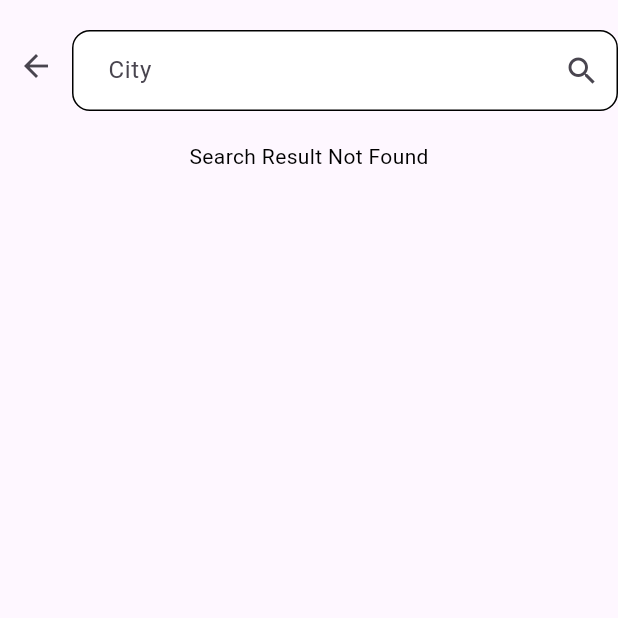
After one commit to AbdelazizMohamed-GitHub/Weatherly, a Flutter app: the SearchScreen screen opened directly, on a phone screen of 412 x 824 dp, the top half of it. The commit adds this screen. Run offline on Flutter 3.47's test engine with Material 3 defaults, Android fonts, the light colour scheme and no system bars; our stand-ins replace card_swiper, dio, flutter_bloc, flutter_svg, geolocator, skeletonizer.

Commit message:
Finish Search Screen

```diff
--- a/lib/core/cubits/weather_cubit/weather_state.dart
+++ b/lib/core/cubits/weather_cubit/weather_state.dart
@@ -4,17 +4,29 @@ class WeatherState {}
 
 class WeatherInitial extends WeatherState {}
 
-class WeatherLoading extends WeatherState {}
+class CurrentWeatherLoading extends WeatherState {}
 
-class WeatherSuccess extends WeatherState {
+class CurrentWeatherSuccess extends WeatherState {
   final WeatherEntity weatherEntity;
 
-  WeatherSuccess( {required this.weatherEntity});
+  CurrentWeatherSuccess( {required this.weatherEntity});
 
 }
 
-class WeatherError extends WeatherState {
+class CurrentWeatherError extends WeatherState {
   final String error;
 
-  WeatherError({required this.error});
+  CurrentWeatherError({required this.error});
 }
+
+class CityWeatherLoading extends WeatherState{}
+class CityWeatherSuccess extends WeatherState{
+  final WeatherEntity weatherEntity;
+
+  CityWeatherSuccess( {required this.weatherEntity});
+}
+class CityWeatherError extends WeatherState{
+  final String error;
+
+  CityWeatherError({required this.error});
+}
--- /dev/null
+++ b/lib/view/search_screen.dart
@@ -0,0 +1,319 @@
+import 'package:card_swiper/card_swiper.dart';
+import 'package:flutter/material.dart';
+import 'package:flutter_bloc/flutter_bloc.dart';
+import 'package:skeletonizer/skeletonizer.dart';
+import 'package:weatherly/core/cubits/weather_cubit/weather_cubit.dart';
+import 'package:weatherly/core/cubits/weather_cubit/weather_state.dart';
+import 'package:weatherly/core/utils/app_color.dart';
+import 'package:weatherly/core/utils/app_image.dart';
+import 'package:weatherly/model/weather_entity.dart';
+import 'package:weatherly/view/widget/custom_degree_item.dart';
+import 'package:weatherly/view/widget/custom_text_form.dart';
+import 'package:weatherly/view/widget/loading_.dart';
+
+class SearchScreen extends StatefulWidget {
+  const SearchScreen({super.key});
+
+  @override
+  State<SearchScreen> createState() => _SearchScreenState();
+}
+
+class _SearchScreenState extends State<SearchScreen> {
+  final _searchController = TextEditingController();
+  WeatherEntity? weather;
+  @override
+  Widget build(BuildContext context) {
+    return Scaffold(
+      body: SafeArea(
+        child: Column(children: [
+          const SizedBox(height: 20),
+          Row(
+            crossAxisAlignment: CrossAxisAlignment.start,
+            children: [
+              IconButton(
+                  onPressed: () {
+                    Navigator.pop(context);
+                  },
+                  icon: const Icon(Icons.arrow_back)),
+              Expanded(
+                child: CustomTextForm(
+                  onChanged: (value) {},
+                  text: 'City',
+                  textController: _searchController,
+                  textType: TextInputType.text,
+                  iconButton: IconButton(
+                      onPressed: () {
+                        final city = _searchController.text.trim();
+                        if (city.isNotEmpty) {
+                          BlocProvider.of<WeatherCubit>(context)
+                              .getWeather(cityName: city);
+                              FocusScope.of(context).unfocus();
+
+                        }
+                      },
+                      icon: const Icon(Icons.search)),
+                ),
+              ),
+            ],
+          ),
+          const SizedBox(height: 20),
+          BlocConsumer<WeatherCubit, WeatherState>(
+            listener: (context, state) {
+              if (state is CityWeatherSuccess) {
+                weather = state.weatherEntity;
+              }
+            },
+            builder: (context, state) {
+              return state is CityWeatherLoading
+                  ? const Loading()
+                  : state is CityWeatherError
+                      ? Column(
+                          mainAxisAlignment: MainAxisAlignment.center,
+                          children: [
+                            Text(state.error),
+                            TextButton(
+                                onPressed: () {
+                                  BlocProvider.of<WeatherCubit>(context)
+                                      .getWeatherForCurrentLocation();
+                                },
+                                child: const Text('Retry'))
+                          ],
+                        )
+                      : state is CityWeatherSuccess
+                          ? Container(
+                              width: double.infinity,
+                              alignment: Alignment.topCenter,
+                              decoration: const BoxDecoration(
+                                gradient: LinearGradient(
+                                  colors: [
+                                    Color.fromARGB(179, 243, 238,
+                                        238), // Lighter blue (sky blue)
+                                    AppColor.sColor, // Darker blue (ocean blue)
+                                  ],
+                                  begin: Alignment.topCenter,
+                                  end: Alignment.bottomCenter,
+                                ),
+                              ),
+                              child: Column(
+                                children: [
+
+                                  Text('${weather!.cityName}',
+                                      style: const TextStyle(
+                                          fontSize: 24.0)),
+                                  Text('${weather!.avgTemp}°C',
+                                      style: const TextStyle(
+                                          fontSize: 18.0)),
+
+
+                                  SizedBox(
+                                    height: 250,
+                                    child: Swiper(
+                                      itemBuilder:
+                                          (BuildContext context, int index) {
+                                        return Stack(
+                                          alignment: Alignment.topCenter,
+                                          children: [
+                                            Positioned(
+                                              top: 25,
+                                              left: 0,
+                                              right: 0,
+                                              bottom: 0,
+                                              child: Container(
+                                                padding:
+                                                    const EdgeInsets.all(10),
+                                                decoration: BoxDecoration(
+                                                    gradient:
+                                                        const LinearGradient(
+                                                            colors: [
+                                                          Colors.white70,
+                                                          AppColor.pColor,
+                                                        ],
+                                                            begin: Alignment
+                                                                .topCenter,
+                                                            end: Alignment
+                                                                .center),
+                                                    borderRadius:
+                                                        BorderRadius.circular(
+                                                            12)),
+                                                child: Column(
+                                                  mainAxisAlignment:
+                                                      MainAxisAlignment.center,
+                                                  children: [
+                                                    const SizedBox(height: 10),
+                                                    Image.network(
+                                                      "${weather!.days![index].icon}",
+                                                      width: 150,
+                                                      height: 120,
+                                                      fit: BoxFit.cover,
+                                                    ),
+                                                    const SizedBox(
+                                                      height: 3,
+                                                    ),
+                                                    Text(
+                                                      '${weather!.days![index].avgTemp}°C',
+                                                      style: const TextStyle(
+                                                          color: Colors.white,
+                                                          fontSize: 24,
+                                                          fontWeight:
+                                                              FontWeight.w600),
+                                                    ),
+                                                    Text(
+                                                      '${weather!.days![index].status}',
+                                                      style: const TextStyle(
+                                                        color: Colors.white,
+                                                        fontSize: 18,
+                                                      ),
+                                                    ),
+                                                  ],
+                                                ),
+                                              ),
+                                            ),
+                                            Container(
+                                              padding:
+                                                  const EdgeInsets.symmetric(
+                                                      horizontal: 30,
+                                                      vertical: 10),
+                                              decoration: BoxDecoration(
+                                                  borderRadius:
+                                                      BorderRadius.circular(12),
+                                                  color: Colors.white),
+                                              child: Text(
+                                                '${weather!.days![index].date}',
+                                                style: const TextStyle(
+                                                    color: Colors.black,
+                                                    fontSize: 16,
+                                                    fontWeight:
+                                                        FontWeight.w600),
+                                              ),
+                                            ),
+                                          ],
+                                        );
+                                      },
+                                      itemCount: weather!.days!.length,
+                                      viewportFraction: 0.7,
+                                      scale: 0.8,
+                                    ),
+                                  ),
+                                  Container(
+                                    margin: const EdgeInsets.all(20),
+                                    padding: const EdgeInsets.symmetric(
+                                        horizontal: 20),
+                                    height: 120,
+                                    decoration: BoxDecoration(
+                                      color: Colors.white,
+                                      borderRadius: BorderRadius.circular(10),
+                                    ),
+                                    child: Row(
+                                        mainAxisAlignment:
+                                            MainAxisAlignment.spaceAround,
+                                        children: [
+                                          CustomDegreeItem(
+                                              image: AppImage.humidity,
+                                              number: '${weather!.humidity}%',
+                                              title: 'Humidity'),
+                                          CustomDegreeItem(
+                                              image: AppImage.wind,
+                                              number:
+                                                  '${weather!.windSpeed} km/h',
+                                              title: 'Wind'),
+                                          CustomDegreeItem(
+                                              image: AppImage.speedometer,
+                                              number: '${weather!.airPresure}',
+                                              title: 'Air Pressure'),
+                                          CustomDegreeItem(
+                                              image: AppImage.visibility,
+                                              number:
+                                                  '${weather!.visibility}km',
+                                              title: 'Visibility'),
+                                        ]),
+                                  ),
+                                  const SizedBox(
+                                    height: 20,
+                                  ),
+                                  Padding(
+                                    padding: const EdgeInsets.only(left: 20),
+                                    child: SizedBox(
+                                      height: 180,
+                                      child: ListView.separated(
+                                        shrinkWrap: true,
+                                        scrollDirection: Axis.horizontal,
+                                        itemCount: weather!.hours!.length,
+                                        separatorBuilder:
+                                            (BuildContext context, int index) {
+                                          return const SizedBox(
+                                            width: 10,
+                                          );
+                                        },
+                                        itemBuilder:
+                                            (BuildContext context, int index) {
+                                          return Container(
+                                            padding: const EdgeInsets.all(10),
+                                            width: 130,
+                                            decoration: ShapeDecoration(
+                                              color: Colors.white,
+                                              shape: RoundedRectangleBorder(
+                                                borderRadius:
+                                                    BorderRadius.circular(25),
+                                              ),
+                                            ),
+                                            child: Column(
+                                              mainAxisAlignment:
+                                                  MainAxisAlignment.spaceAround,
+                                              children: [
+                                                const SizedBox(
+                                                  height: 10,
+                                                ),
+                                                Text(
+                                                  weather!.hours![index].time!
+                                                      .substring(11, 16),
+                                                  style: const TextStyle(
+                                                    color: Colors.black,
+                                                    fontSize: 16,
+                                                    fontWeight: FontWeight.w600,
+                                                    height: 0,
+                                                  ),
+                                                ),
+                                                const SizedBox(
+                                                  height: 10,
+                                                ),
+                                                Expanded(
+                                                  child: Image.network(
+                                                    "https:${weather!.hours![index].icon}",
+                                                    fit: BoxFit.cover,
+                                                  ),
+                                                ),
+                                                const SizedBox(
+                                                  height: 10,
+                                                ),
+                                                Text(
+                                                  '${weather!.hours![index].temp}°C',
+                                                  style: const TextStyle(
+                                                      color: Colors.black,
+                                                      fontSize: 22,
+                                                      fontWeight:
+                                                          FontWeight.bold),
+                                                ),
+                                              ],
+                                            ),
+                                          );
+                                        },
+                                      ),
+                                    ),
+                                  ),
+                                  const SizedBox(
+                                    height: 40,
+                                  ),
+                                ],
+                              ),
+                            )
+                          : const Text(
+                              'Search Result Not Found',
+                              style: TextStyle(color: Colors.black),
+                            );
+            },
+          ),
+        ]),
+      ),
+    );
+  }
+}
--- a/lib/view/widget/custom_degree_item.dart
+++ b/lib/view/widget/custom_degree_item.dart
@@ -27,13 +27,13 @@ class CustomDegreeItem extends StatelessWidget {
         Text(
           number,
           style: TextStyle(
-              color: Colors.black, fontSize: 18, fontWeight: FontWeight.bold),
+              color: Colors.black, fontSize: 16, fontWeight: FontWeight.bold),
         ),
         Text(
           title,
           style: TextStyle(
             color: Colors.black,
-            fontSize: 14,
+            fontSize: 12,
           ),
         )
       ],
--- /dev/null
+++ b/lib/view/widget/custom_text_form.dart
@@ -0,0 +1,37 @@
+import 'package:flutter/material.dart';
+import 'package:weatherly/core/utils/app_color.dart';
+
+class CustomTextForm extends StatelessWidget {
+  const CustomTextForm({
+    super.key,
+    required this.text,
+    required this.textController,
+    required this.textType, required this.iconButton, this.onChanged,
+  });
+  final String text;
+  final TextEditingController? textController;
+  final TextInputType textType;
+  final IconButton iconButton;
+  final Function(String)? onChanged;
+  @override
+  Widget build(BuildContext context) {
+    return TextFormField(onChanged:onChanged ,
+      keyboardType: textType,
+      controller: textController,
+      decoration: InputDecoration(suffixIcon: iconButton,
+        contentPadding:const EdgeInsets.symmetric(horizontal: 20, vertical: 15),
+        filled: true,
+        fillColor: Colors.white,
+        hintText: text,
+        focusedBorder: OutlineInputBorder(
+          borderRadius: BorderRadius.circular(12),
+          borderSide: const BorderSide(color: AppColor.pColor),
+        ),
+        enabledBorder: OutlineInputBorder(
+          borderRadius: BorderRadius.circular(12),
+          borderSide: const BorderSide(color: Colors.black),
+        ),
+      ),
+    );
+  }
+}
--- a/pubspec.yaml
+++ b/pubspec.yaml
@@ -37,6 +37,7 @@ dependencies:
   flutter_bloc: ^8.1.6
   flutter_svg: ^2.0.10+1
   geolocator: ^9.0.0
+  skeletonizer: ^1.4.2
 
 dev_dependencies:
   flutter_lints: ^3.0.0
```
Also changed, not shown: lib/core/cubits/weather_cubit/weather_cubit.dart (+10 -8 lines), lib/main.dart (+15 -7 lines), lib/obserer.dart (added, +34 -0 lines), lib/view/days_screen.dart (+14 -9 lines), lib/view/home_screen.dart (+39 -16 lines), lib/view/widget/loading_.dart (added, +196 -0 lines), pubspec.lock, 1 other file.
